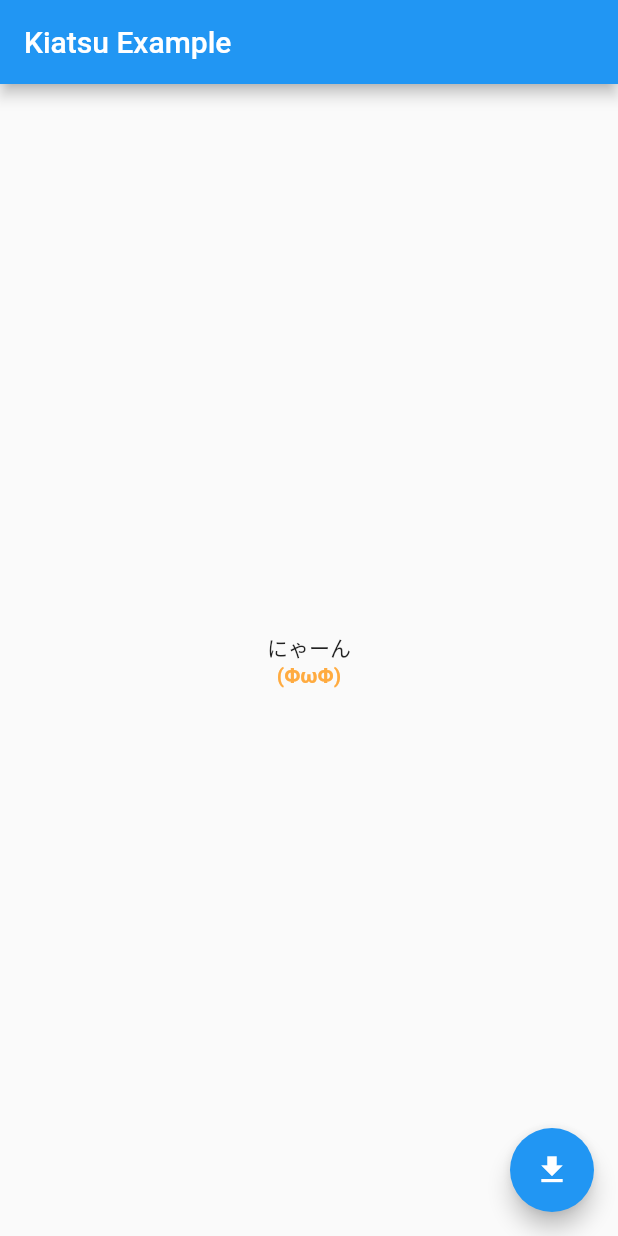
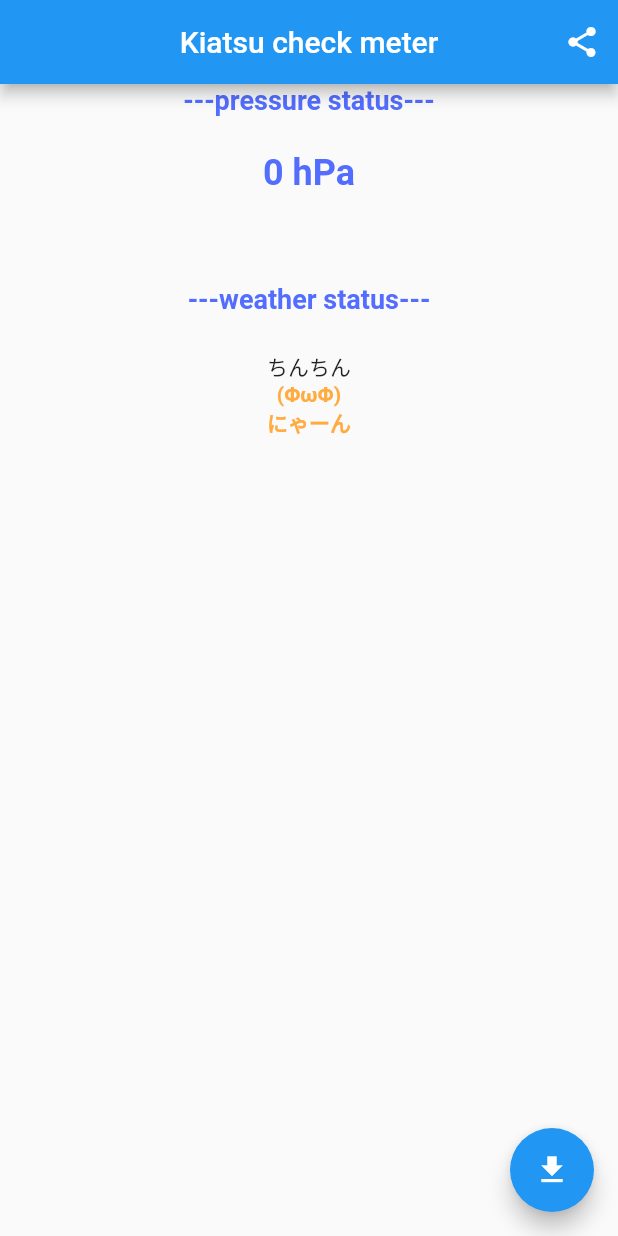
Before and after one commit to higedamc/kiatsu, a Flutter app: the screen it shows after launch, on a phone screen of 412 x 824 dp. Run offline on Flutter 3.47's test engine with Material 2 defaults, Android fonts, the phone set to English and light mode, and no system bars; our stand-ins replace weather.

Commit message:
feat: pressure status

```diff
--- a/lib/main.dart
+++ b/lib/main.dart
@@ -1,3 +1,4 @@
+import 'package:flutter/cupertino.dart';
 import 'package:flutter/material.dart';
 import 'package:weather/weather.dart';
 
@@ -14,6 +15,7 @@ class _MyAppState extends State<MyApp> {
   String _res2 = "ちんちん";
   String key = '85b471dd6643e05717257b12894250d1';
   WeatherStation ws;
+  int res_p = 0;
 
   @override
   void initState() {
@@ -49,12 +51,11 @@ class _MyAppState extends State<MyApp> {
     double pressure = w2.pressure.toDouble();
     setState(() {
       _res2 = w2.toString();
+      res_p = pressure.toInt();
       print('pressure *****************');
       print(w2);
       print('pressure *****************');
       print(pressure);
-//      print('pressure *****************');
-//      print(_res2);
     });
   }
 
@@ -63,20 +64,62 @@ class _MyAppState extends State<MyApp> {
     return MaterialApp(
       home: Scaffold(
         appBar: AppBar(
-          title: Text("Kiatsu Example"),
+          centerTitle: true,
+          title: Text(
+            "Kiatsu check meter",
+          ),
+          actions: <Widget>[
+            // sns share button
+            IconButton(
+              icon: Icon(Icons.share),
+              onPressed: () {},
+            )
+          ],
         ),
         body: Center(
           child: Column(
-            mainAxisAlignment: MainAxisAlignment.center,
             children: <Widget>[
               Text(
-                _res,
+                '---pressure status---',
+                style: TextStyle(
+                    fontWeight: FontWeight.bold,
+                    fontSize: 18.0,
+                    color: Colors.indigoAccent),
+              ),
+              SizedBox(
+                height: 24.0,
+              ),
+              Text(
+                res_p.toString() + ' hPa',
+                style: TextStyle(
+                    color: Colors.indigoAccent,
+                    fontWeight: FontWeight.bold,
+                    fontSize: 24.0),
+              ),
+              SizedBox(height: 60.0),
+              Text(
+                '---weather status---',
+                style: TextStyle(
+                    fontWeight: FontWeight.bold,
+                    fontSize: 18.0,
+                    color: Colors.indigoAccent),
+              ),
+              SizedBox(
+                height: 24.0,
+              ),
+              Text(
+                _res2,
               ),
               Text(
                 '(ΦωΦ)',
                 style: TextStyle(
                     color: Colors.orangeAccent, fontWeight: FontWeight.bold),
               ),
+              Text(
+                'にゃーん',
+                style: TextStyle(
+                    color: Colors.orangeAccent, fontWeight: FontWeight.bold),
+              )
             ],
           ),
         ),
```
